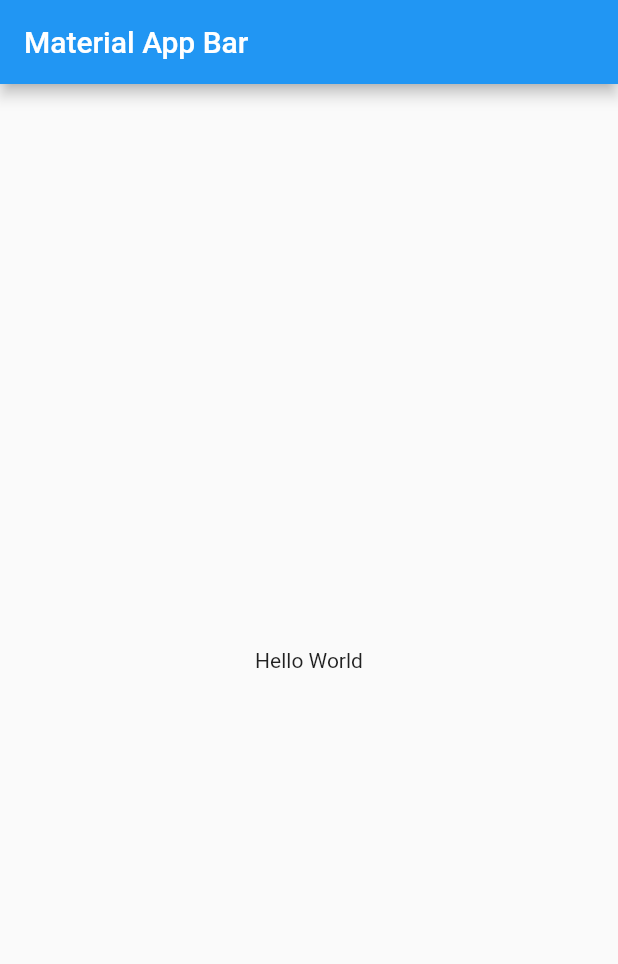
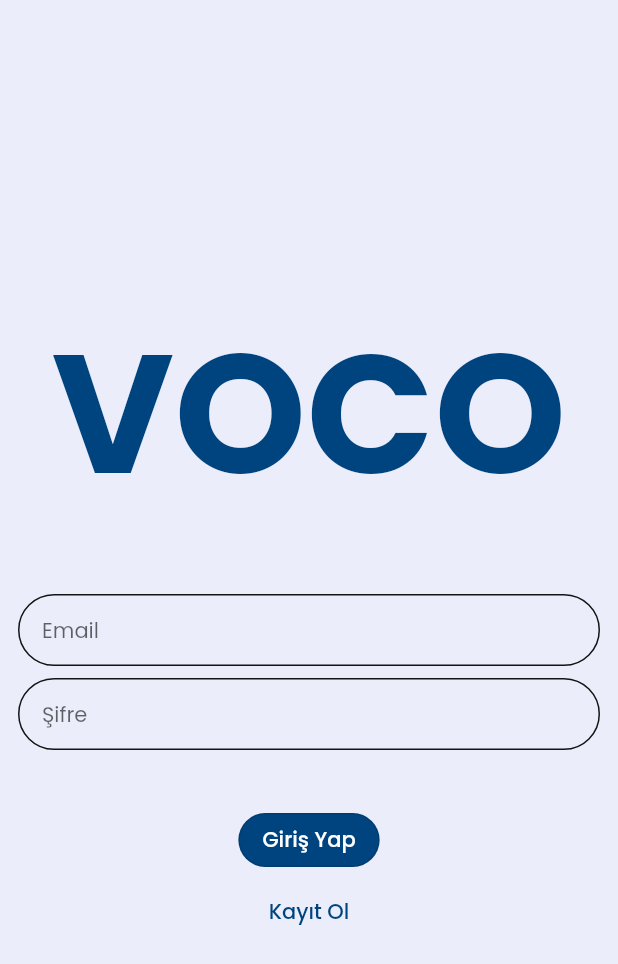
Before and after one commit to feyzforall/voco-test-case, a Flutter app: the screen it shows after launch, on a phone screen of 412 x 824 dp. Shown: the top 964 px of the screen. Run offline on Flutter 3.47's test engine with Material 2 defaults, Android fonts, the phone set to English and light mode, and no system bars; our stand-ins replace go_router, google_fonts, lottie.

Commit message:
completed login screen ui

```diff
--- /dev/null
+++ b/lib/core/router/voco_router.dart
@@ -0,0 +1,24 @@
+import 'package:go_router/go_router.dart';
+import 'package:voco/core/router/voco_routes.dart';
+import 'package:voco/features/view/screens/home_screen.dart';
+import 'package:voco/features/view/screens/login_screen.dart';
+import 'package:voco/features/view/screens/splash_screen.dart';
+
+final vocoRouter = GoRouter(
+  routes: [
+    GoRoute(
+      path: '/',
+      builder: (context, state) => const SplashScreen(),
+    ),
+    GoRoute(
+      path: VocoRoutes.path(VocoRoutes.login),
+      name: VocoRoutes.login,
+      builder: (context, state) => const LoginScreen(),
+    ),
+    GoRoute(
+      path: VocoRoutes.path(VocoRoutes.home),
+      name: VocoRoutes.home,
+      builder: (context, state) => const HomeScreen(),
+    ),
+  ],
+);
--- /dev/null
+++ b/lib/core/router/voco_routes.dart
@@ -0,0 +1,11 @@
+class VocoRoutes {
+  VocoRoutes._();
+
+  static String path(String route) {
+    return '/$route';
+  }
+
+  static const String login = 'login';
+  static const String register = 'register';
+  static const String home = 'home';
+}
--- /dev/null
+++ b/lib/core/voco_assets.dart
@@ -0,0 +1,5 @@
+class VocoAssets {
+  VocoAssets._();
+
+  static const String animation = 'assets/fancy_animation.json';
+}
--- a/lib/core/voco_colors.dart
+++ b/lib/core/voco_colors.dart
@@ -6,4 +6,5 @@ class VocoColors {
   static const Color linkWater = Color(0xFFEBEDFA);
   static const Color codGray = Color(0xFF141414);
   static const Color dustyGray = Color(0xFF949494);
+  static const Color congressBlue = Color(0xFF00447F);
 }
--- a/lib/core/voco_theme.dart
+++ b/lib/core/voco_theme.dart
@@ -4,11 +4,12 @@ import 'package:google_fonts/google_fonts.dart';
 import 'package:voco/core/voco_colors.dart';
 import 'package:voco/core/voco_dimensions.dart';
 
-ThemeData appTheme = ThemeData(
+ThemeData vocoTheme = ThemeData(
   scaffoldBackgroundColor: VocoColors.linkWater,
   textTheme: GoogleFonts.poppinsTextTheme(),
+  primaryColor: VocoColors.congressBlue,
   textSelectionTheme: const TextSelectionThemeData(
-    cursorColor: VocoColors.codGray,
+    cursorColor: VocoColors.congressBlue,
   ),
   inputDecorationTheme: const InputDecorationTheme(
     hintStyle: TextStyle(fontSize: 14),
@@ -19,17 +20,26 @@ ThemeData appTheme = ThemeData(
     enabledBorder: OutlineInputBorder(
       borderRadius: VocoDimensions.circularRadius,
       borderSide: BorderSide(
-        color: VocoColors.dustyGray,
+        color: VocoColors.codGray,
       ),
     ),
-    focusedBorder: OutlineInputBorder(borderRadius: VocoDimensions.circularRadius),
-    errorBorder: OutlineInputBorder(borderRadius: VocoDimensions.circularRadius),
-    disabledBorder: OutlineInputBorder(borderRadius: VocoDimensions.circularRadius),
+    focusedBorder: OutlineInputBorder(
+      borderRadius: VocoDimensions.circularRadius,
+      borderSide: BorderSide(
+        color: VocoColors.congressBlue,
+      ),
+    ),
+    errorBorder: OutlineInputBorder(
+      borderRadius: VocoDimensions.circularRadius,
+    ),
+    disabledBorder: OutlineInputBorder(
+      borderRadius: VocoDimensions.circularRadius,
+    ),
   ),
   textButtonTheme: const TextButtonThemeData(
     style: ButtonStyle(
       foregroundColor: MaterialStatePropertyAll<Color>(
-        VocoColors.codGray,
+        VocoColors.congressBlue,
       ),
     ),
   ),
--- /dev/null
+++ b/lib/features/view/screens/home_screen.dart
@@ -0,0 +1,15 @@
+import 'package:flutter/material.dart';
+
+class HomeScreen extends StatefulWidget {
+  const HomeScreen({super.key});
+
+  @override
+  State<HomeScreen> createState() => _HomeScreenState();
+}
+
+class _HomeScreenState extends State<HomeScreen> {
+  @override
+  Widget build(BuildContext context) {
+    return const Placeholder();
+  }
+}
--- /dev/null
+++ b/lib/features/view/screens/login_screen.dart
@@ -0,0 +1,105 @@
+import 'package:flutter/material.dart';
+import 'package:go_router/go_router.dart';
+import 'package:voco/core/router/voco_routes.dart';
+import 'package:voco/core/voco_dimensions.dart';
+import 'package:voco/features/view/widgets/voco_button.dart';
+
+class LoginScreen extends StatelessWidget {
+  const LoginScreen({super.key});
+
+  @override
+  Widget build(BuildContext context) {
+    return const Scaffold(
+      resizeToAvoidBottomInset: false,
+      body: Padding(
+        padding: VocoDimensions.pagePadding,
+        child: Column(
+          mainAxisAlignment: MainAxisAlignment.spaceEvenly,
+          mainAxisSize: MainAxisSize.max,
+          children: [
+            Spacer(flex: 5),
+            HeaderSection(),
+            Spacer(),
+            TextFieldSection(),
+            Spacer(),
+            ButtonSection(),
+            Spacer(flex: 5),
+          ],
+        ),
+      ),
+    );
+  }
+}
+
+class HeaderSection extends StatelessWidget {
+  const HeaderSection({
+    super.key,
+  });
+
+  @override
+  Widget build(BuildContext context) {
+    return Text(
+      'VOCO',
+      style: Theme.of(context).textTheme.displayLarge?.copyWith(
+            fontWeight: FontWeight.bold,
+            color: Theme.of(context).primaryColor,
+          ),
+    );
+  }
+}
+
+class TextFieldSection extends StatelessWidget {
+  const TextFieldSection({
+    super.key,
+  });
+
+  @override
+  Widget build(BuildContext context) {
+    return const Column(
+      children: [
+        TextField(
+          keyboardType: TextInputType.emailAddress,
+          decoration: InputDecoration(
+            hintText: 'Email',
+          ),
+        ),
+        SizedBox(height: VocoDimensions.smallGap),
+        TextField(
+          keyboardType: TextInputType.visiblePassword,
+          decoration: InputDecoration(
+            hintText: 'Şifre',
+          ),
+        ),
+      ],
+    );
+  }
+}
+
+class ButtonSection extends StatelessWidget {
+  const ButtonSection({
+    super.key,
+  });
+
+  @override
+  Widget build(BuildContext context) {
+    return Column(
+      children: [
+        VocoButton(
+          text: 'Giriş Yap',
+          onPressed: () => context.pushReplacementNamed(
+            VocoRoutes.home,
+          ),
+        ),
+        // TODO:  One day we will register the user but not today.
+        TextButton(
+          onPressed: () {
+            // context.pushReplacementNamed(VocoRoutes.register);
+          },
+          child: const Text(
+            'Kayıt Ol',
+          ),
+        ),
+      ],
+    );
+  }
+}
--- /dev/null
+++ b/lib/features/view/screens/splash_screen.dart
@@ -0,0 +1,34 @@
+import 'dart:async';
+
+import 'package:flutter/material.dart';
+import 'package:go_router/go_router.dart';
+import 'package:lottie/lottie.dart';
+import 'package:voco/core/router/voco_routes.dart';
+import 'package:voco/core/voco_assets.dart';
+
+class SplashScreen extends StatefulWidget {
+  const SplashScreen({super.key});
+
+  @override
+  State<SplashScreen> createState() => _SplashScreenState();
+}
+
+class _SplashScreenState extends State<SplashScreen> {
+  @override
+  void initState() {
+    Timer(
+      const Duration(seconds: 3),
+      () => context.pushReplacementNamed(VocoRoutes.login),
+    );
+    super.initState();
+  }
+
+  @override
+  Widget build(BuildContext context) {
+    return Scaffold(
+      body: Center(
+        child: Lottie.asset(VocoAssets.animation),
+      ),
+    );
+  }
+}
--- /dev/null
+++ b/lib/features/view/widgets/voco_button.dart
@@ -0,0 +1,35 @@
+import 'package:flutter/material.dart';
+import 'package:voco/core/voco_colors.dart';
+import 'package:voco/core/voco_dimensions.dart';
+
+/// This is the button we love. This is the button we use LITERALLY everywhere.
+class VocoButton extends StatelessWidget {
+  const VocoButton({
+    super.key,
+    required this.text,
+    required this.onPressed,
+  });
+
+  /// The text for button's. (Give me a text and i'll show on the button.)
+  final String text;
+
+  /// PRESS ME, MASTER!
+  final VoidCallback onPressed;
+
+  @override
+  Widget build(BuildContext context) {
+    return OutlinedButton(
+      onPressed: () => onPressed(),
+      style: const ButtonStyle(
+        backgroundColor: MaterialStatePropertyAll<Color>(VocoColors.congressBlue),
+        foregroundColor: MaterialStatePropertyAll<Color>(Colors.white),
+        shape: MaterialStatePropertyAll<OutlinedBorder>(
+          RoundedRectangleBorder(
+            borderRadius: VocoDimensions.circularRadius,
+          ),
+        ),
+      ),
+      child: Text(text),
+    );
+  }
+}
--- a/lib/main.dart
+++ b/lib/main.dart
@@ -1,4 +1,6 @@
 import 'package:flutter/material.dart';
+import 'package:voco/core/router/voco_router.dart';
+import 'package:voco/core/voco_theme.dart';
 
 void main() => runApp(const MyApp());
 
@@ -7,16 +9,10 @@ class MyApp extends StatelessWidget {
 
   @override
   Widget build(BuildContext context) {
-    return MaterialApp(
+    return MaterialApp.router(
       title: 'Voco App',
-      home: Scaffold(
-        appBar: AppBar(
-          title: const Text('Material App Bar'),
-        ),
-        body: const Center(
-          child: Text('Hello World'),
-        ),
-      ),
+      theme: vocoTheme,
+      routerConfig: vocoRouter,
     );
   }
 }
```
Also changed, not shown: assets/fancy_animation.json (added, +1 -0 lines), pubspec.yaml (+4 -3 lines), pubspec.lock, 3 other files.
